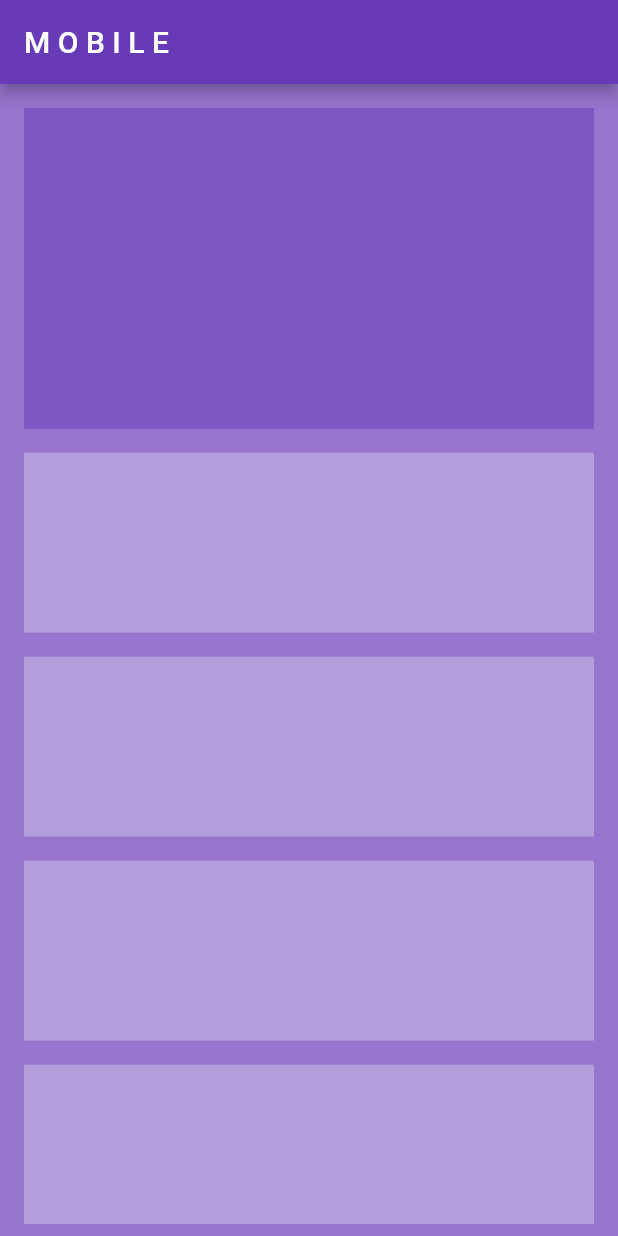
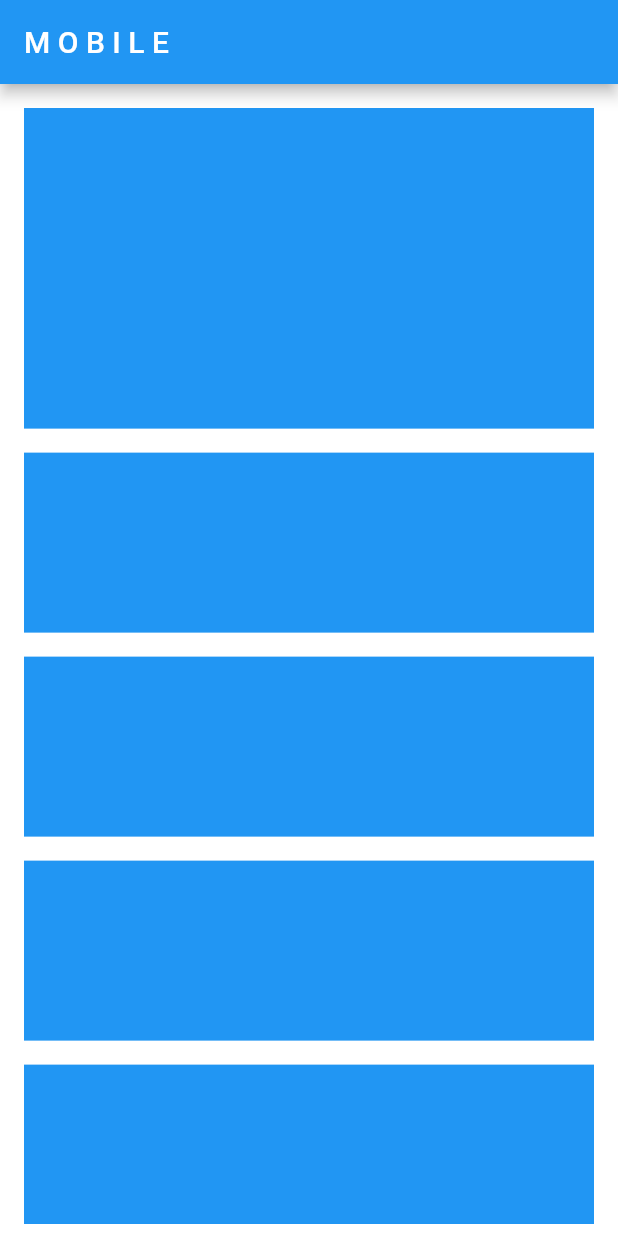
Before and after one commit to Asifor/flutter-responsive-layout, a Flutter app: the screen it shows after launch, on a phone screen of 412 x 824 dp. Run offline on Flutter 3.47's test engine with Material 2 defaults, Android fonts, the phone set to English and light mode, and no system bars.

Commit message:
update mobile color to blue

```diff
--- a/lib/main.dart
+++ b/lib/main.dart
@@ -14,7 +14,7 @@ class MyApp extends StatelessWidget {
     return MaterialApp(
       debugShowCheckedModeBanner: false,
       home: const HomePage(),
-      theme: ThemeData(primarySwatch: Colors.deepPurple),
+      theme: ThemeData(primarySwatch: Colors.blue),
     );
   }
 }
--- a/lib/responsive/mobile_body.dart
+++ b/lib/responsive/mobile_body.dart
@@ -6,7 +6,7 @@ class MyMobileBody extends StatelessWidget {
   @override
   Widget build(BuildContext context) {
     return Scaffold(
-      backgroundColor: Colors.deepPurple[300],
+      backgroundColor: Colors.white,
       appBar: AppBar(
         title: const Text('M O B I L E'),
       ),
@@ -21,7 +21,7 @@ class MyMobileBody extends StatelessWidget {
                 aspectRatio: 16 / 9,
                 child: Container(
                   height: 250,
-                  color: Colors.deepPurple[400],
+                  color: Colors.blue,
                 ),
               ),
             ),
@@ -34,7 +34,7 @@ class MyMobileBody extends StatelessWidget {
                   return Padding(
                     padding: const EdgeInsets.all(8.0),
                     child: Container(
-                      color: Colors.deepPurple[200],
+                      color: Colors.blue,
                       height: 120,
                     ),
                   );
```
